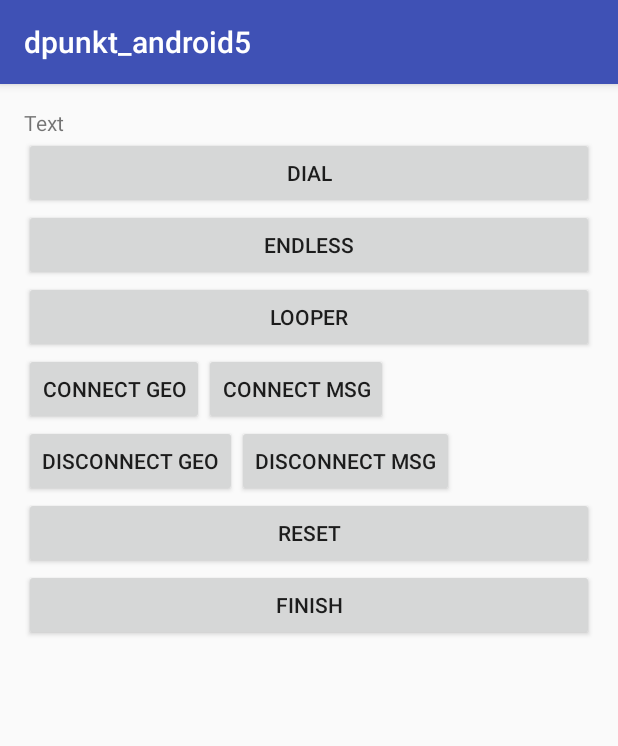
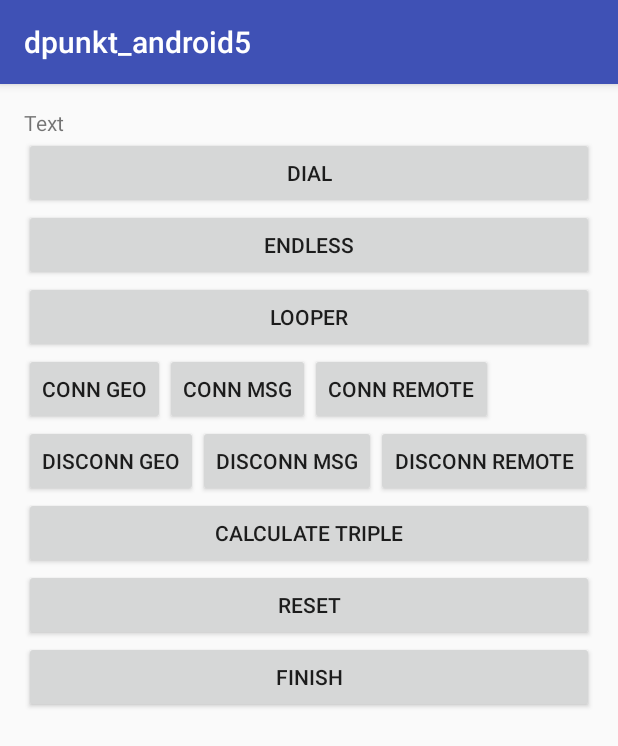
Before and after one commit to unlimited101/dpunkt_android5, an Android app: the screen it shows after launch (MainActivity), on a phone screen of 412 x 824 dp. Shown: the top 746 px of the screen. Run offline under Robolectric (Android 15) with nearby library versions, the phone set to English and light mode, and no system bars; our stand-ins replace ButterKnife.

Commit message:
Remote Service added

```diff
--- a/app/src/main/AndroidManifest.xml
+++ b/app/src/main/AndroidManifest.xml
@@ -24,6 +24,11 @@
         <service
             android:name=".MessageService">
         </service>
+        <service
+            android:name=".RemoteService"
+            android:process=":RemoteService"
+            >
+        </service>
     </application>
 
 </manifest>
--- a/app/src/main/res/layout/activity_main.xml
+++ b/app/src/main/res/layout/activity_main.xml
@@ -46,7 +46,7 @@
         android:layout_width="wrap_content"
         android:layout_height="wrap_content"
         android:layout_below="@+id/button_thread_looper"
-        android:text="connect geo"
+        android:text="conn geo"
         />
 
     <Button
@@ -54,7 +54,7 @@
         android:layout_width="wrap_content"
         android:layout_height="wrap_content"
         android:layout_below="@+id/button_connect_geo"
-        android:text="disconnect geo"
+        android:text="disconn geo"
         />
 
     <Button
@@ -64,7 +64,7 @@
         android:layout_below="@+id/button_thread_looper"
         android:layout_toEndOf="@+id/button_connect_geo"
         android:layout_toRightOf="@+id/button_connect_geo"
-        android:text="connect msg"
+        android:text="conn msg"
         />
 
     <Button
@@ -74,14 +74,42 @@
         android:layout_below="@+id/button_connect_geo"
         android:layout_toEndOf="@+id/button_disconnect_geo"
         android:layout_toRightOf="@+id/button_disconnect_geo"
-        android:text="disconnect msg"
+        android:text="disconn msg"
+        />
+
+    <Button
+        android:id="@+id/button_connect_remote"
+        android:layout_width="wrap_content"
+        android:layout_height="wrap_content"
+        android:layout_below="@+id/button_thread_looper"
+        android:layout_toEndOf="@+id/button_connect_msg"
+        android:layout_toRightOf="@+id/button_connect_msg"
+        android:text="conn remote"
+        />
+
+    <Button
+        android:id="@+id/button_disconnect_remote"
+        android:layout_width="wrap_content"
+        android:layout_height="wrap_content"
+        android:layout_below="@+id/button_connect_geo"
+        android:layout_toEndOf="@+id/button_disconnect_msg"
+        android:layout_toRightOf="@+id/button_disconnect_msg"
+        android:text="disconn remote"
+        />
+
+    <Button
+        android:id="@+id/button_calc_triple"
+        android:layout_width="match_parent"
+        android:layout_height="wrap_content"
+        android:layout_below="@+id/button_disconnect_geo"
+        android:text="calculate triple"
         />
 
     <Button
         android:id="@+id/button_reset"
         android:layout_width="match_parent"
         android:layout_height="wrap_content"
-        android:layout_below="@+id/button_disconnect_geo"
+        android:layout_below="@+id/button_calc_triple"
         android:text="reset"
         />
 
```
Also changed, not shown: app/src/main/java/de/xappo/dpunkt_android5/MainActivity.java (+49 -0 lines), app/src/main/java/de/xappo/dpunkt_android5/RemoteService.java (added, +69 -0 lines), app/src/main/java/de/xappo/dpunkt_android5/Triple.java (added, +62 -0 lines), app/src/main/aidl/de/xappo/dpunkt_android5/IRemoteService.aidl (added), app/src/main/aidl/de/xappo/dpunkt_android5/Triple.aidl (added).
